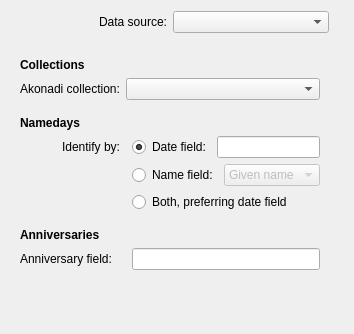
Qt form applet/src/birthdaylist_datasource_config.ui (balevas/BirthdayList-Plasmoid) before a commit.
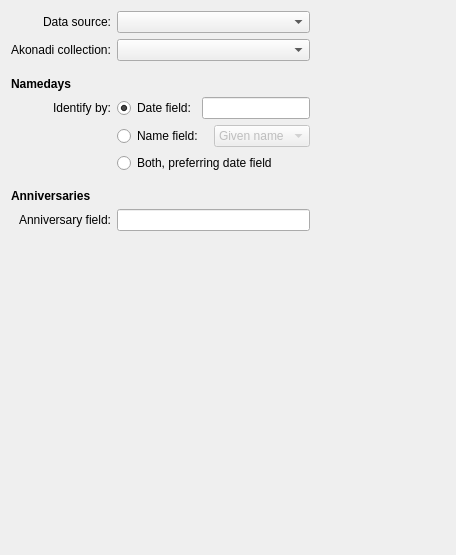
The same form after that commit. The open tabs and pages were chosen to show the change.

Commit message: Added filtering, removed redundant configurations (identical per collection), refactored data engines (returning all custom field values)

Patch:
```diff
--- a/applet/src/birthdaylist_datasource_config.ui
+++ b/applet/src/birthdaylist_datasource_config.ui
@@ -6,8 +6,8 @@
    <rect>
     <x>0</x>
     <y>0</y>
-    <width>354</width>
-    <height>334</height>
+    <width>456</width>
+    <height>555</height>
    </rect>
   </property>
   <property name="windowTitle">
@@ -30,7 +30,7 @@
      </property>
     </spacer>
    </item>
-   <item row="2" column="1">
+   <item row="3" column="1">
     <spacer name="spacerDataSourceBottom">
      <property name="orientation">
       <enum>Qt::Vertical</enum>
@@ -46,7 +46,7 @@
      </property>
     </spacer>
    </item>
-   <item row="8" column="0" colspan="2">
+   <item row="13" column="0" colspan="2">
     <spacer name="spacerScreenBottom">
      <property name="orientation">
       <enum>Qt::Vertical</enum>
@@ -69,30 +69,33 @@
      </property>
     </widget>
    </item>
-   <item row="3" column="0" colspan="2">
-    <widget class="QStackedWidget" name="stckWidgetDSConfPages">
-     <property name="currentIndex">
-      <number>0</number>
+   <item row="4" column="0">
+    <widget class="QLabel" name="lblTitleNamedays">
+     <property name="font">
+      <font>
+       <weight>75</weight>
+       <bold>true</bold>
+      </font>
      </property>
-     <widget class="QWidget" name="pageKabConfig">
-      <layout class="QGridLayout" name="gridLayout_3">
-       <item row="9" column="0">
-        <spacer name="spacerKabBottom">
-         <property name="orientation">
-          <enum>Qt::Vertical</enum>
-         </property>
-         <property name="sizeHint" stdset="0">
-          <size>
-           <width>20</width>
-           <height>40</height>
-          </size>
-         </property>
-        </spacer>
-       </item>
-       <item row="3" column="1" colspan="2">
-        <layout class="QHBoxLayout" name="hlKabNamedayDateField">
+     <property name="text">
+      <string>Namedays</string>
+     </property>
+    </widget>
+   </item>
+   <item row="6" column="0">
+    <widget class="QLabel" name="lblNamedayIdentifyBy">
+     <property name="text">
+      <string>Identify by:</string>
+     </property>
+     <property name="alignment">
+      <set>Qt::AlignRight|Qt::AlignTrailing|Qt::AlignVCenter</set>
+     </property>
+    </widget>
+   </item>
+   <item row="6" column="1">
+    <layout class="QHBoxLayout" name="hlNamedayDateField">
          <item>
-          <widget class="QRadioButton" name="rbKabNamedayDateField">
+      <widget class="QRadioButton" name="rbNamedayDateField">
            <property name="text">
             <string>Date field:</string>
            </property>
@@ -105,7 +108,7 @@
           </widget>
          </item>
          <item>
-          <widget class="QLineEdit" name="lineEditKabNamedayDateField">
+      <widget class="QLineEdit" name="lineEditNamedayDateField">
            <property name="sizePolicy">
             <sizepolicy hsizetype="Expanding" vsizetype="Fixed">
              <horstretch>0</horstretch>
@@ -116,20 +119,10 @@
          </item>
         </layout>
        </item>
-       <item row="3" column="0">
-        <widget class="QLabel" name="lblKabNamedayIdentifyBy">
-         <property name="text">
-          <string>Identify by:</string>
-         </property>
-         <property name="alignment">
-          <set>Qt::AlignRight|Qt::AlignTrailing|Qt::AlignVCenter</set>
-         </property>
-        </widget>
-       </item>
-       <item row="4" column="1" colspan="2">
-        <layout class="QHBoxLayout" name="hlKabNamedayNameField">
+   <item row="7" column="1">
+    <layout class="QHBoxLayout" name="hlNamedayNameField">
          <item>
-          <widget class="QRadioButton" name="rbKabNamedayNameField">
+      <widget class="QRadioButton" name="rbNamedayNameField">
            <property name="layoutDirection">
             <enum>Qt::LeftToRight</enum>
            </property>
@@ -142,7 +135,7 @@
           </widget>
          </item>
          <item>
-          <widget class="QComboBox" name="cmbKabNamedayNameField">
+      <widget class="QComboBox" name="cmbNamedayNameField">
            <property name="enabled">
             <bool>false</bool>
            </property>
@@ -161,21 +154,18 @@
          </item>
         </layout>
        </item>
-       <item row="8" column="0">
-        <widget class="QLabel" name="lblKabAnniversaryField">
+   <item row="8" column="1">
+    <widget class="QRadioButton" name="rbNamedayBothFields">
          <property name="text">
-          <string>Anniversary field:</string>
-         </property>
-         <property name="alignment">
-          <set>Qt::AlignRight|Qt::AlignTrailing|Qt::AlignVCenter</set>
-         </property>
-        </widget>
-       </item>
-       <item row="8" column="1" colspan="2">
-        <widget class="QLineEdit" name="lineEditKabAnniversaryField"/>
-       </item>
-       <item row="6" column="1" colspan="2">
-        <spacer name="spacerKabNamedaysBottom">
+      <string>Both, preferring date field</string>
+     </property>
+     <attribute name="buttonGroup">
+      <string>bgNamedayFieldType</string>
+     </attribute>
+    </widget>
+   </item>
+   <item row="9" column="1">
+    <spacer name="spacerNamedaysBottom">
          <property name="orientation">
           <enum>Qt::Vertical</enum>
          </property>
@@ -189,98 +179,9 @@
           </size>
          </property>
         </spacer>
-       </item>
-       <item row="7" column="0" colspan="3">
-        <widget class="QLabel" name="lblKabTitleAnniversaries">
-         <property name="font">
-          <font>
-           <weight>75</weight>
-           <bold>true</bold>
-          </font>
-         </property>
-         <property name="text">
-          <string>Anniversaries</string>
-         </property>
-        </widget>
-       </item>
-       <item row="2" column="0" colspan="3">
-        <widget class="QLabel" name="lblKabTitleNamedays">
-         <property name="font">
-          <font>
-           <weight>75</weight>
-           <bold>true</bold>
-          </font>
-         </property>
-         <property name="text">
-          <string>Namedays</string>
-         </property>
-        </widget>
-       </item>
-       <item row="3" column="3">
-        <spacer name="spacerKabRight">
-         <property name="orientation">
-          <enum>Qt::Horizontal</enum>
-         </property>
-         <property name="sizeHint" stdset="0">
-          <size>
-           <width>40</width>
-           <height>20</height>
-          </size>
-         </property>
-        </spacer>
-       </item>
-       <item row="5" column="1">
-        <widget class="QRadioButton" name="rbKabNamedayBothFields">
-         <property name="text">
-          <string>Both, preferring date field</string>
-         </property>
-         <attribute name="buttonGroup">
-          <string>bgKabNamedayFieldType</string>
-         </attribute>
-        </widget>
-       </item>
-      </layout>
-     </widget>
-     <widget class="QWidget" name="pageAkonadiConfig">
-      <layout class="QGridLayout" name="gridLayout_2">
-       <item row="3" column="0" colspan="3">
-        <widget class="QLabel" name="lblAkoTitleNamedays">
-         <property name="font">
-          <font>
-           <weight>75</weight>
-           <bold>true</bold>
-          </font>
-         </property>
-         <property name="text">
-          <string>Namedays</string>
-         </property>
-        </widget>
        </item>
        <item row="11" column="0">
-        <spacer name="spacerAkonadiBottom">
-         <property name="orientation">
-          <enum>Qt::Vertical</enum>
-         </property>
-         <property name="sizeHint" stdset="0">
-          <size>
-           <width>20</width>
-           <height>40</height>
-          </size>
-         </property>
-        </spacer>
-       </item>
-       <item row="4" column="0">
-        <widget class="QLabel" name="lblAkoNamedayIdentifyBy">
-         <property name="text">
-          <string>Identify by:</string>
-         </property>
-         <property name="alignment">
-          <set>Qt::AlignRight|Qt::AlignTrailing|Qt::AlignVCenter</set>
-         </property>
-        </widget>
-       </item>
-       <item row="9" column="0" colspan="3">
-        <widget class="QLabel" name="lblAkoTitleAnniversaries">
+    <widget class="QLabel" name="lblTitleAnniversaries">
          <property name="font">
           <font>
            <weight>75</weight>
@@ -292,174 +193,29 @@
          </property>
         </widget>
        </item>
-       <item row="10" column="0">
-        <widget class="QLabel" name="lblAkoAnniversaryField">
+   <item row="12" column="0">
+    <widget class="QLabel" name="lblAnniversaryField">
          <property name="text">
           <string>Anniversary field:</string>
          </property>
-        </widget>
-       </item>
-       <item row="4" column="2">
-        <layout class="QHBoxLayout" name="hlAkoNamedayDateField">
-         <item>
-          <widget class="QRadioButton" name="rbAkoNamedayDateField">
-           <property name="text">
-            <string>Date field:</string>
-           </property>
-           <property name="checked">
-            <bool>true</bool>
-           </property>
-           <attribute name="buttonGroup">
-            <string>bgAkoNamedayFieldType</string>
-           </attribute>
-          </widget>
-         </item>
-         <item>
-          <widget class="QLineEdit" name="lineEditAkoNamedayDateField"/>
-         </item>
-        </layout>
-       </item>
-       <item row="6" column="2">
-        <layout class="QHBoxLayout" name="hlAkoNamedayNameField">
-         <item>
-          <widget class="QRadioButton" name="rbAkoNamedayNameField">
-           <property name="text">
-            <string>Name field:</string>
-           </property>
-           <attribute name="buttonGroup">
-            <string>bgAkoNamedayFieldType</string>
-           </attribute>
-          </widget>
-         </item>
-         <item>
-          <widget class="QComboBox" name="cmbAkoNamedayNameField">
-           <property name="enabled">
-            <bool>false</bool>
-           </property>
-           <item>
-            <property name="text">
-             <string>Given name</string>
-            </property>
-           </item>
-          </widget>
-         </item>
-        </layout>
-       </item>
-       <item row="8" column="2">
-        <spacer name="spacerAkoNamedaysBottom">
-         <property name="orientation">
-          <enum>Qt::Vertical</enum>
-         </property>
-         <property name="sizeType">
-          <enum>QSizePolicy::Fixed</enum>
-         </property>
-         <property name="sizeHint" stdset="0">
-          <size>
-           <width>20</width>
-           <height>10</height>
-          </size>
-         </property>
-        </spacer>
-       </item>
-       <item row="10" column="2">
-        <widget class="QLineEdit" name="lineEditAkoAnniversaryField"/>
-       </item>
-       <item row="4" column="3">
-        <spacer name="spacerAkonadiRight">
-         <property name="orientation">
-          <enum>Qt::Horizontal</enum>
-         </property>
-         <property name="sizeHint" stdset="0">
-          <size>
-           <width>40</width>
-           <height>20</height>
-          </size>
-         </property>
-        </spacer>
-       </item>
-       <item row="0" column="0" colspan="3">
-        <widget class="QLabel" name="lblAkoTitleCollections">
-         <property name="font">
-          <font>
-           <weight>75</weight>
-           <bold>true</bold>
-          </font>
-         </property>
-         <property name="text">
-          <string>Collections</string>
-         </property>
-        </widget>
-       </item>
-       <item row="1" column="0">
+     <property name="alignment">
+      <set>Qt::AlignRight|Qt::AlignTrailing|Qt::AlignVCenter</set>
+     </property>
+    </widget>
+   </item>
+   <item row="12" column="1">
+    <widget class="QLineEdit" name="lineEditAnniversaryField"/>
+   </item>
+   <item row="2" column="1">
+    <widget class="QComboBox" name="cmbAkoCollection"/>
+   </item>
+   <item row="2" column="0">
         <widget class="QLabel" name="lblAkoCollection">
          <property name="text">
           <string>Akonadi collection:</string>
          </property>
         </widget>
        </item>
-       <item row="1" column="1" colspan="2">
-        <widget class="QComboBox" name="cmbAkoCollection"/>
-       </item>
-       <item row="2" column="2">
-        <spacer name="spacerAkoCollectionsBottom">
-         <property name="orientation">
-          <enum>Qt::Vertical</enum>
-         </property>
-         <property name="sizeType">
-          <enum>QSizePolicy::Fixed</enum>
-         </property>
-         <property name="sizeHint" stdset="0">
-          <size>
-           <width>20</width>
-           <height>10</height>
-          </size>
-         </property>
-        </spacer>
-       </item>
-       <item row="7" column="2">
-        <widget class="QRadioButton" name="rbAkoNamedayBothFields">
-         <property name="text">
-          <string>Both, preferring date field</string>
-         </property>
-         <attribute name="buttonGroup">
-          <string>bgAkoNamedayFieldType</string>
-         </attribute>
-        </widget>
-       </item>
-      </layout>
-     </widget>
-     <widget class="QWidget" name="pageThunderbirdConfig">
-      <layout class="QGridLayout" name="gridLayout_4">
-       <item row="1" column="0">
-        <spacer name="spacerThunderbirdBottom">
-         <property name="orientation">
-          <enum>Qt::Vertical</enum>
-         </property>
-         <property name="sizeHint" stdset="0">
-          <size>
-           <width>20</width>
-           <height>40</height>
-          </size>
-         </property>
-        </spacer>
-       </item>
-       <item row="0" column="1">
-        <spacer name="spacerThunderbirdRight">
-         <property name="orientation">
-          <enum>Qt::Horizontal</enum>
-         </property>
-         <property name="sizeHint" stdset="0">
-          <size>
-           <width>40</width>
-           <height>20</height>
-          </size>
-         </property>
-        </spacer>
-       </item>
-      </layout>
-     </widget>
-    </widget>
-   </item>
   </layout>
  </widget>
  <tabstops>
```
Left out of the diff: 120 changed lines with no effect on the pictures. Lines whose indentation alone changed are shown as unchanged. The commit also changes 22 other files.
